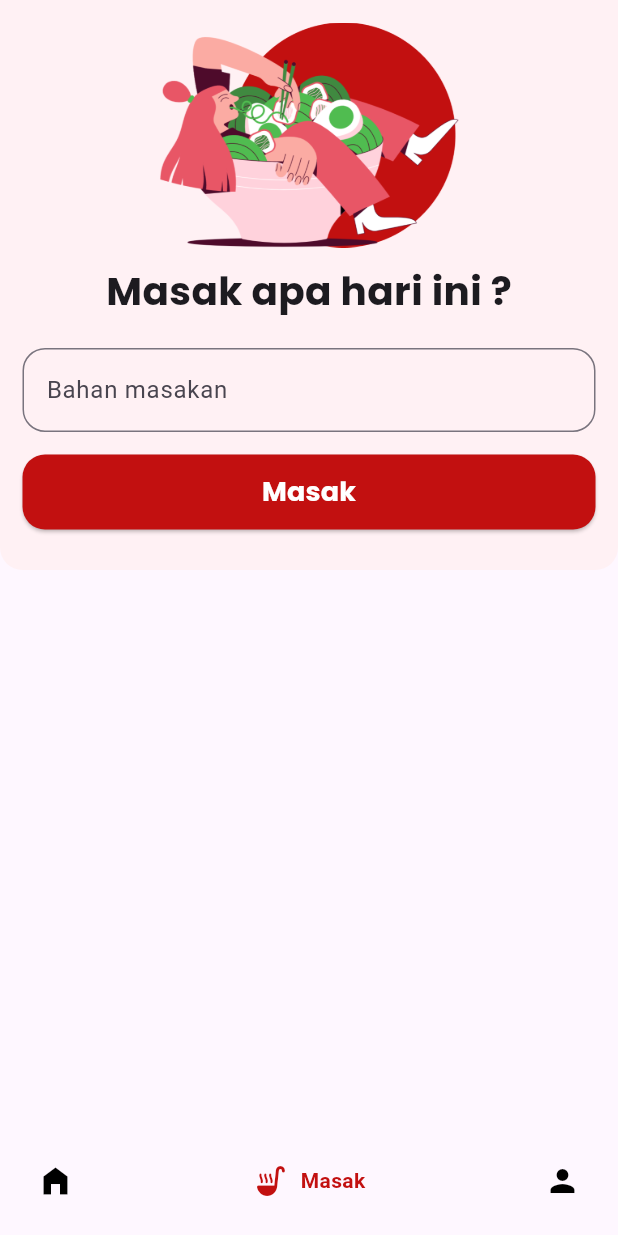
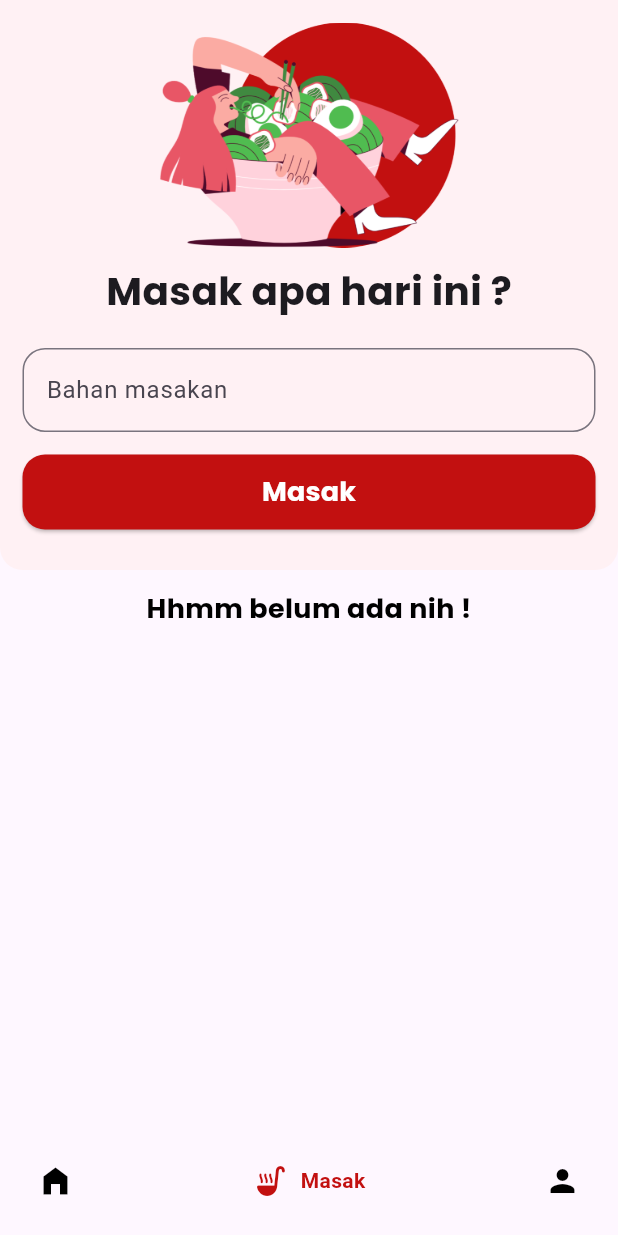
Before and after one commit to omeralvin/projectMini-FluttterC, a Flutter app: the screen it shows after launch, item 2 of the bottom bar chosen, on a phone screen of 412 x 824 dp. Run offline on Flutter 3.47's test engine with Material 2 defaults, Android fonts, the phone set to English and light mode, and no system bars; drawn by our look-alikes of google_nav_bar; our stand-ins replace dio, google_fonts, shared_preferences, sqflite; accounts and stored records are empty; network calls fail.

```diff
--- a/foodation/lib/screens/home/home_screen.dart
+++ b/foodation/lib/screens/home/home_screen.dart
@@ -117,7 +117,7 @@ class _HomeScreenState extends State<HomeScreen> {
                             Navigator.pop(
                               context,
                               MaterialPageRoute(
-                                builder: (context) => RecipeDetail(),
+                                builder: (context) => const RecipeDetail(),
                               ),
                             );
                           },
--- a/foodation/lib/screens/recipe_screen.dart
+++ b/foodation/lib/screens/recipe_screen.dart
@@ -116,7 +116,7 @@ class _CookScreenState extends State<CookScreen> {
                               Navigator.pop(
                                 context,
                                 MaterialPageRoute(
-                                  builder: (context) => RecipeDetail(),
+                                  builder: (context) => const RecipeDetail(),
                                 ),
                               );
                             },
@@ -129,6 +129,17 @@ class _CookScreenState extends State<CookScreen> {
                           );
                         },
                       ),
+                    ] else ...[
+                      Center(
+                        child: Text(
+                          "Hhmm belum ada nih !",
+                          style: GoogleFonts.poppins(
+                            fontWeight: FontWeight.bold,
+                            fontSize: 18,
+                            color: Colors.black,
+                          ),
+                        ),
+                      )
                     ]
                   ],
                 ),
--- a/foodation/lib/widget/recipe_card.dart
+++ b/foodation/lib/widget/recipe_card.dart
@@ -23,7 +23,7 @@ class CardFood extends StatelessWidget {
       onTap: () {},
       child: Card(
         // clipBehavior: Clip.antiAliasWithSaveLayer,
-        elevation: 2,
+        elevation: 0,
         shape: RoundedRectangleBorder(
           borderRadius: BorderRadius.circular(8),
         ),
```
